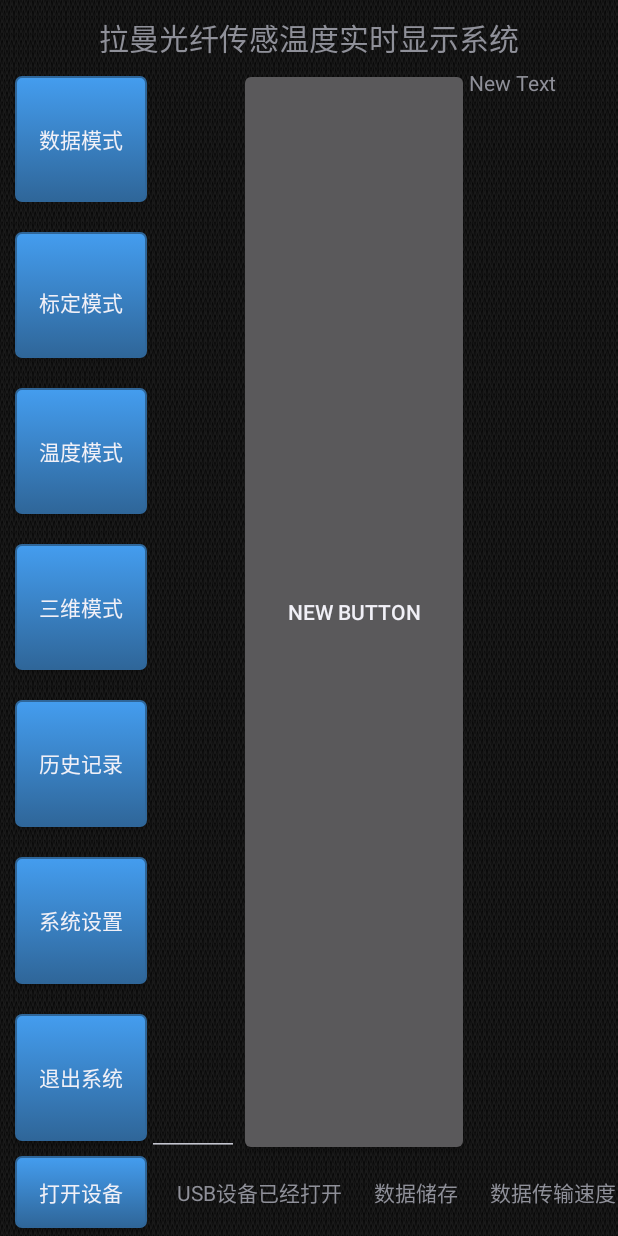
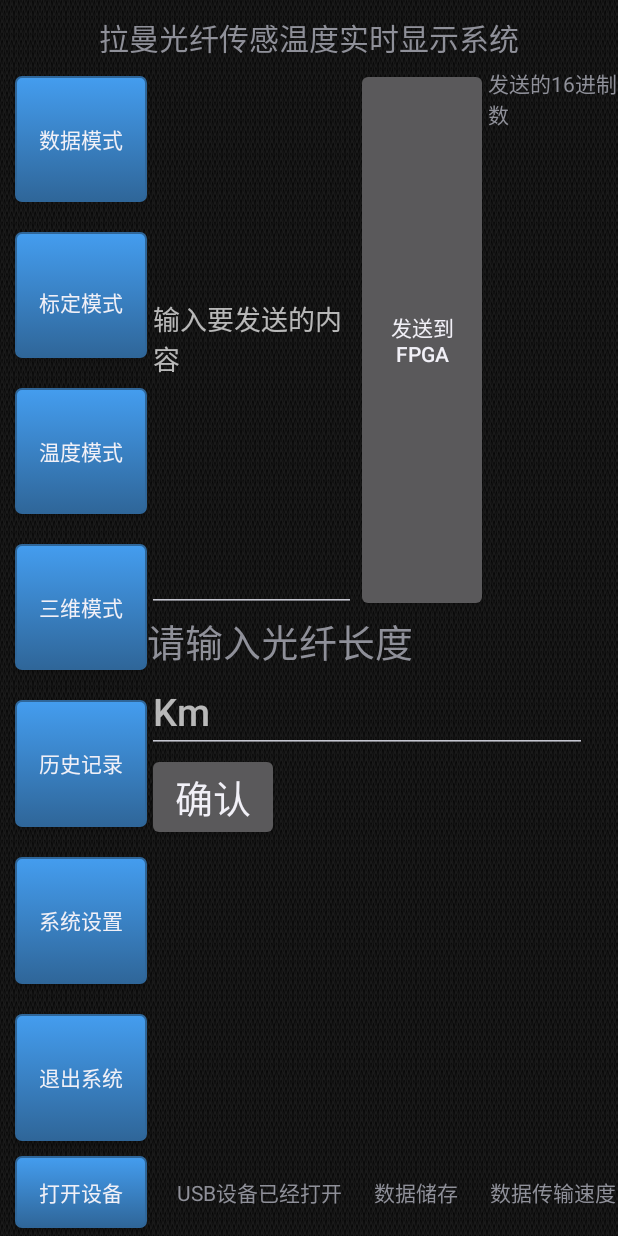
Before and after one commit to sunset768541/newDataUsb, an Android app: the screen it shows after launch (main1), after a tap on "系统设置", on a phone screen of 412 x 824 dp. Run offline under Robolectric (Android 15) with nearby library versions, the phone set to English and light mode, and no system bars; 2 other taps on this screen came first.

Commit message:
add preferences seting function

```diff
--- a/app/src/main/java/com/example/datausb/main1.java
+++ b/app/src/main/java/com/example/datausb/main1.java
@@ -3,6 +3,7 @@ package com.example.datausb;
 import android.app.Activity;
 import android.app.Fragment;
 import android.app.FragmentTransaction;
+import android.content.SharedPreferences;
 import android.graphics.Color;
 import android.hardware.usb.UsbDevice;
 import android.hardware.usb.UsbDeviceConnection;
@@ -68,6 +69,13 @@ public class main1 extends Activity {
     Bundle data_b = new Bundle();//携带通道B的数据Bundle
     Bundle data_b1 = new Bundle();//携带通道B1的数据Bundl
 
+    /**
+     *preferences为读取参数的SharePreference的实例
+     * editor为修改参数的Shareferecxes.Editor的实例
+     * @param savedInstanceState
+     */
+     SharedPreferences preferences;
+     SharedPreferences.Editor editor;
     public void onCreate(Bundle savedInstanceState) {
         super.onCreate(savedInstanceState);
 
@@ -99,7 +107,12 @@ public class main1 extends Activity {
         usbstate = (TextView) findViewById(R.id.usbstate);
         datasave = (TextView) findViewById(R.id.savestate);
         transmmitespeed1 = (TextView) findViewById(R.id.transmitespeed1);
-
+        preferences=getSharedPreferences("opl",MODE_PRIVATE);
+        editor=preferences.edit();
+        int oplong=preferences.getInt("long",0);
+        if (oplong==0){
+            Toast.makeText(getApplicationContext(),"还没有设置光纤的长度，请先到系统设置中设置",Toast.LENGTH_SHORT).show();
+        }
     }
 
     /**
@@ -125,11 +138,17 @@ public class main1 extends Activity {
     class rd implements View.OnClickListener {
         public void onClick(View v) {
             // setchange(false);
+            int oplong=preferences.getInt("long",0);
+            if (oplong==0){
+                Toast.makeText(getApplicationContext(),"还没有设置光纤的长度，请先到系统设置中设置",Toast.LENGTH_SHORT).show();
+            }
+            else {
                 FragmentTransaction transaction = getFragmentManager().beginTransaction();
                 transaction.replace(R.id.contineer, da, "datamodel");
                 //transaction.addToBackStack(null);
                 //setchange(true);
                 transaction.commit();
+            }
         }
 
 
@@ -156,13 +175,18 @@ public class main1 extends Activity {
     class ca implements View.OnClickListener {
         public void onClick(View v) {
             //setchange(false);
+            int oplong=preferences.getInt("long",0);
+            if (oplong==0){
+                Toast.makeText(getApplicationContext(),"还没有设置光纤的长度，请先到系统设置中设置",Toast.LENGTH_SHORT).show();
+            }
+            else {
                 FragmentTransaction transaction = getFragmentManager().beginTransaction();
                 transaction.replace(R.id.contineer, db, "calibratemodel");
                 //transaction.addToBackStack(null);//fragment压入堆栈
                 //setchange(true);
                 transaction.commit();
                 Log.d("l", "hha");
-
+            }
         }
 
 
@@ -174,6 +198,11 @@ public class main1 extends Activity {
     class te implements View.OnClickListener {
         public void onClick(View v) {
             //setchange(false);
+            int oplong=preferences.getInt("long",0);
+            if (oplong==0){
+                Toast.makeText(getApplicationContext(),"还没有设置光纤的长度，请先到系统设置中设置",Toast.LENGTH_SHORT).show();
+            }
+            else {
                 FragmentTransaction transaction = getFragmentManager().beginTransaction();
                 transaction.replace(R.id.contineer, dc, "tempreturemodel");
                 //transaction.addToBackStack(null);
@@ -181,11 +210,15 @@ public class main1 extends Activity {
                 transaction.commit();
                 Log.d("dh", "hha");
 
-
+            }
         }
 
 
     }
+
+    /**
+     * 系统设置按键的监听函数
+     */
     class ss implements View.OnClickListener {
         public void onClick(View v) {
             //setchange(false);
@@ -249,9 +282,14 @@ public class main1 extends Activity {
 
         }
     }
-     public boolean usbsendout( byte[] data){
 
-         myDeviceConnection.bulkTransfer(epOut,data,data.length,0);
+    /**
+     * 设置参数的方法
+     *
+     */
+     public boolean setpref(int opl){
+         editor.putInt("long",opl);
+         editor.commit();
          return true;
      }
     public class dataReceiveThread extends Thread {//接收数据的线程
--- a/app/src/main/java/com/example/datausb/systemSeting.java
+++ b/app/src/main/java/com/example/datausb/systemSeting.java
@@ -20,7 +20,8 @@ public class systemSeting extends android.app.Fragment{
     private EditText data;
     private Button sentdata;
     private TextView showbyte;
-
+    private EditText oplong;
+    private Button   setopl;
     public View onCreateView(LayoutInflater inflater, ViewGroup container, Bundle savedInstanceState) {
         View view = inflater.inflate(R.layout.systemseting, container, false);
 
@@ -39,7 +40,7 @@ public class systemSeting extends android.app.Fragment{
              byte [] b = s.getBytes();//String转换为byte[]
               // String res = new String(b);
                String hex="0";
-               String hh="2";
+               String hh="";
                for (int i = 0; i < b.length; i++) {
                     hex = Integer.toHexString(b[i] & 0xFF);
 
@@ -55,7 +56,17 @@ public class systemSeting extends android.app.Fragment{
            }
        });
 
+        oplong=(EditText)getActivity().findViewById(R.id.editText5);
+        setopl=(Button)getActivity().findViewById(R.id.button11);
+        setopl.setOnClickListener(new View.OnClickListener() {
 
+            @Override
+            public void onClick(View v) {
+                int ol=Integer.valueOf(oplong.getText().toString());
+                ((main1) getActivity()).setpref(ol);
+            }
+            }
+        );
     }
 //    View.OnClickListener listener0 = null;
 //    listener0 = new OnClickListener() {
--- a/app/src/main/res/layout/systemseting.xml
+++ b/app/src/main/res/layout/systemseting.xml
@@ -1,26 +1,65 @@
 <?xml version="1.0" encoding="utf-8"?>
 <LinearLayout xmlns:android="http://schemas.android.com/apk/res/android"
-    android:orientation="horizontal" android:layout_width="match_parent"
+    android:orientation="vertical" android:layout_width="match_parent"
     android:layout_height="match_parent">
+
+    <LinearLayout
+        android:orientation="horizontal"
+        android:layout_width="match_parent"
+        android:layout_height="match_parent"
+        android:layout_weight="1">
 
         <EditText
             android:layout_width="wrap_content"
             android:layout_height="match_parent"
             android:id="@+id/editText3"
-        android:layout_weight="1" />
+            android:layout_weight="1"
+            android:hint="输入要发送的内容" />
 
         <Button
             android:layout_width="wrap_content"
             android:layout_height="match_parent"
-        android:text="New Button"
+            android:text="发送到FPGA"
             android:id="@+id/button10"
             android:layout_weight="1" />
 
         <TextView
             android:layout_width="wrap_content"
             android:layout_height="match_parent"
-        android:text="New Text"
+            android:text="发送的16进制数"
             android:id="@+id/textView17"
             android:layout_weight="1" />
+    </LinearLayout>
+
+    <LinearLayout
+        android:orientation="vertical"
+        android:layout_width="match_parent"
+        android:layout_height="match_parent"
+        android:layout_weight="1">
+
+        <TextView
+            android:layout_width="wrap_content"
+            android:layout_height="wrap_content"
+            android:text="请输入光纤长度"
+            android:id="@+id/textView19"
+            android:textIsSelectable="false"
+            android:textSize="25sp" />
+
+        <EditText
+            android:layout_width="wrap_content"
+            android:layout_height="wrap_content"
+            android:inputType="number"
+            android:ems="10"
+            android:id="@+id/editText5"
+            android:textSize="25sp"
+            android:hint="Km" />
+
+        <Button
+            android:layout_width="wrap_content"
+            android:layout_height="wrap_content"
+            android:text="确认"
+            android:id="@+id/button11"
+            android:textSize="25sp" />
+    </LinearLayout>
 
 </LinearLayout>
```
Lines whose indentation alone changed are shown as unchanged.
